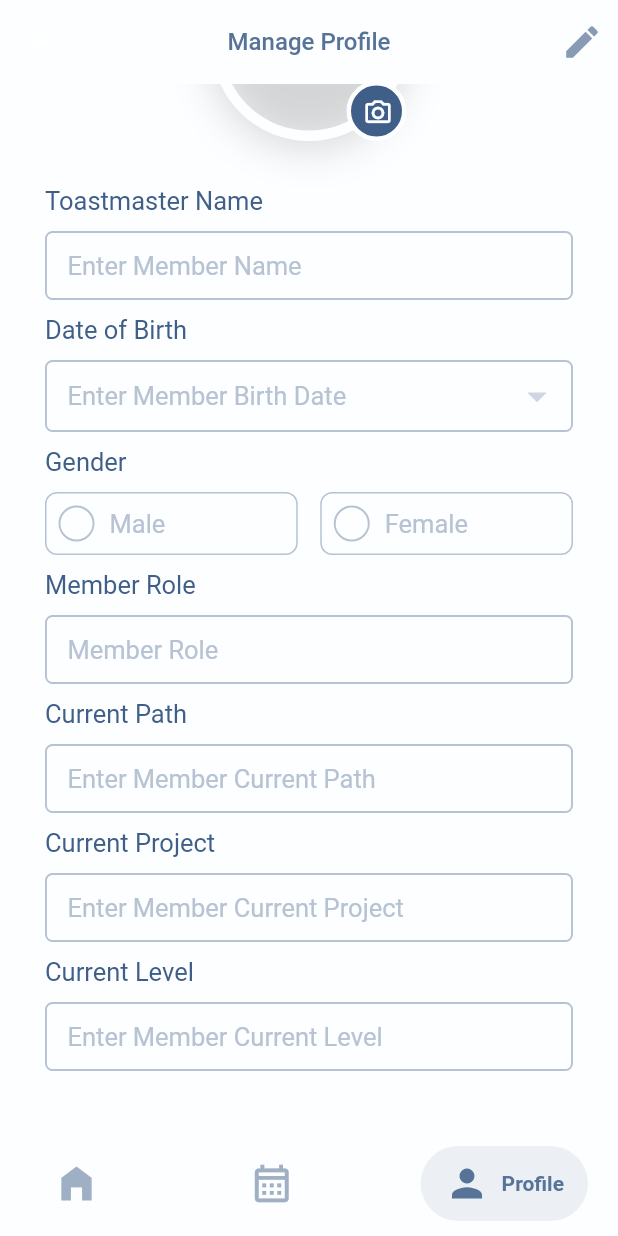
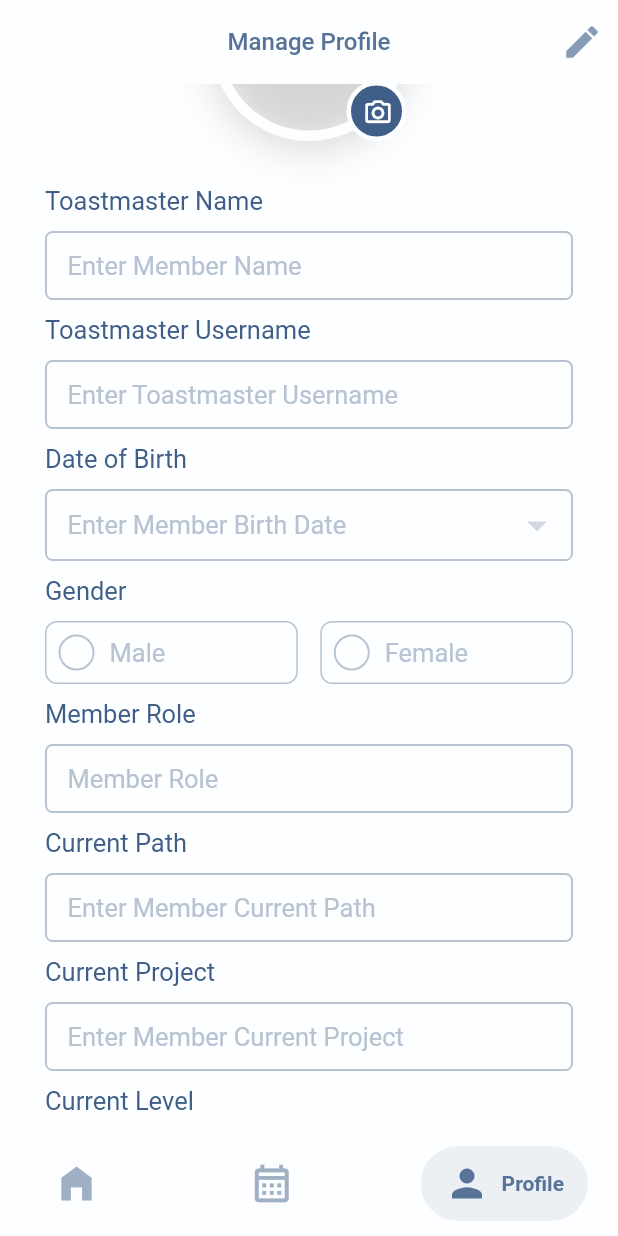
Before and after one commit to HamzehBajbouj/SpeaXPoint, a Flutter app: the ToastmasterProfileManagementScreen screen opened by its route, scrolled down 107 dp, on a phone screen of 412 x 824 dp. Run offline on Flutter 3.47's test engine with Material 2 defaults, Android fonts, the phone set to English and light mode, and no system bars; drawn by our look-alikes of cached_network_image, salomon_bottom_bar; our stand-ins replace auto_route, basic_utils, cloud_firestore, dropdown_button2, firebase_auth, firebase_core and 7 more; accounts and stored records are empty; network calls fail.

Commit message:
adding usernames textfields with its backend

```diff
--- a/speaxpoint/lib/models/toastmaster.dart
+++ b/speaxpoint/lib/models/toastmaster.dart
@@ -12,6 +12,7 @@ class Toastmaster {
   String? memberOfficalRole;
   String? toastmasterImage;
   String? appRole;
+  String? toastmasterUsername;
 
   Toastmaster({
     this.clubId,
@@ -25,6 +26,7 @@ class Toastmaster {
     this.toastmasterBirthDate,
     this.toastmasterImage,
     this.appRole,
+    this.toastmasterUsername,
   });
 
   Toastmaster.fromJson(Map<String, dynamic> toastmasterJson)
@@ -40,6 +42,7 @@ class Toastmaster {
           memberOfficalRole: toastmasterJson['memberOfficalRole'],
           toastmasterImage: toastmasterJson['toastmasterImage'],
           appRole: toastmasterJson['appRole'],
+          toastmasterUsername : toastmasterJson['toastmasterUsername'],
         );
 
   Map<String, dynamic> toJson() => {
@@ -54,5 +57,6 @@ class Toastmaster {
         'memberOfficalRole': memberOfficalRole,
         'toastmasterImage': toastmasterImage,
         'appRole': AppRoles.Toastmaster.name,
+        'toastmasterUsername':toastmasterUsername,
       };
 }
--- a/speaxpoint/lib/services/manage_club_members/manage_club_members_firebase_service.dart
+++ b/speaxpoint/lib/services/manage_club_members/manage_club_members_firebase_service.dart
@@ -58,6 +58,13 @@ class ManageClubMembersFirebaseService extends IManageClubMembersService {
     FirebaseApp app = await Firebase.initializeApp(
         name: 'Secondary', options: Firebase.app().options);
     try {
+      //first check if username is existed or not
+      QuerySnapshot toastmasterUsernameIsTaken = await _toastmasterCollection
+          .where("toastmasterUsername",
+              isEqualTo: toastmaster.toastmasterUsername)
+          .get();
+
+      if (toastmasterUsernameIsTaken.docs.isEmpty) {
         await FirebaseAuth.instanceFor(app: app)
             .createUserWithEmailAndPassword(email: email, password: password)
             .then(
@@ -77,6 +84,15 @@ class ManageClubMembersFirebaseService extends IManageClubMembersService {
             }
           },
         );
+      } else {
+        return Error(
+          Failure(
+              code: "username-is-taken",
+              message: "${toastmaster.toastmasterUsername} username is taken.",
+              location: "ManageClubMembersFirebaseService.registerNewMember"),
+        );
+      }
+
       await app.delete();
       return Success.unit();
     } on FirebaseAuthException catch (e) {
@@ -105,6 +121,12 @@ class ManageClubMembersFirebaseService extends IManageClubMembersService {
           .get();
 
       if (checkUserHasExitedDocument.docs.isNotEmpty) {
+        //check if the updated username is taken or not:
+        QuerySnapshot toastmasterUsernameIsTaken = await _toastmasterCollection
+            .where("toastmasterUsername",
+                isEqualTo: toastmaster.toastmasterUsername)
+            .get();
+        if (toastmasterUsernameIsTaken.docs.isEmpty) {
           //since each user will have only on 1 document always get the first document
           //we only need to update these fields, if we tried to call this method
           //toastmaster.toJson() some the fields will be null (e.g.: clubId), as we are passing the data
@@ -119,8 +141,19 @@ class ManageClubMembersFirebaseService extends IManageClubMembersService {
               'gender': toastmaster.gender,
               'memberOfficalRole': toastmaster.memberOfficalRole,
               'toastmasterImage': toastmaster.toastmasterImage,
+              'toastmasterUsername': toastmaster.toastmasterUsername
             },
           );
+        } else {
+          return Error(
+            Failure(
+                code: "username-is-taken",
+                message:
+                    "${toastmaster.toastmasterUsername} username is taken.",
+                location:
+                    "ManageClubMembersFirebaseService.updateMemberDetails"),
+          );
+        }
       } else {
         return const Error(
           Failure(
--- a/speaxpoint/lib/view_models/club_president_vm/manage_member_account_view_model.dart
+++ b/speaxpoint/lib/view_models/club_president_vm/manage_member_account_view_model.dart
@@ -20,8 +20,6 @@ class ManageMemberAccountViewModel extends BaseViewModel {
   Result<Unit, Failure>? get updateToastmasterDetailsStatus =>
       _updateToastmasterDetailsStatus;
 
-
-
   ManageMemberAccountViewModel(
       this._manageClubMembersService, this._authenticationService);
 
@@ -31,6 +29,7 @@ class ManageMemberAccountViewModel extends BaseViewModel {
     required String password,
     required String toastmasterName,
     required String memberRole,
+    required String toastmasterUsername,
     String? gender,
     String? dataOfBirth,
     String? currentPath,
@@ -51,6 +50,7 @@ class ManageMemberAccountViewModel extends BaseViewModel {
           'toastmasterBirthDate': dataOfBirth,
           'gender': gender,
           'memberOfficalRole': memberRole,
+          'toastmasterUsername': toastmasterUsername
         },
       ),
     );
@@ -74,6 +74,7 @@ class ManageMemberAccountViewModel extends BaseViewModel {
     required String currentProject,
     required String toastmasterId,
     required int currentLevel,
+    required String toastmasterUsername,
   }) async {
     setLoading(true);
     _updateToastmasterDetailsStatus =
@@ -88,6 +89,7 @@ class ManageMemberAccountViewModel extends BaseViewModel {
           'gender': gender,
           'memberOfficalRole': memberRole,
           'toastmasterId': toastmasterId,
+          'toastmasterUsername': toastmasterUsername,
         },
       ),
     );
--- a/speaxpoint/lib/view_models/toastmaster_vm/profile_management_view_model.dart
+++ b/speaxpoint/lib/view_models/toastmaster_vm/profile_management_view_model.dart
@@ -36,6 +36,7 @@ class ProfileManagementViewModel extends BaseViewModel {
     required String currentProject,
     required int currentLevel,
     required String memberRole,
+    required String toastmasterUsername,
   }) async {
     setLoading(true);
     _updateToastmasterDetailsStatus =
@@ -50,6 +51,7 @@ class ProfileManagementViewModel extends BaseViewModel {
           'gender': gender,
           'memberOfficalRole': memberRole,
           'toastmasterId': _authenticationService.userCredential!.user!.uid,
+          'toastmasterUsername': toastmasterUsername,
         },
       ),
     );
--- a/speaxpoint/lib/views/toastmaster_user/profile_management/toastmaster_profile_management_screen.dart
+++ b/speaxpoint/lib/views/toastmaster_user/profile_management/toastmaster_profile_management_screen.dart
@@ -35,6 +35,7 @@ class _ToastmasterProfileManagementScreenState
   final TextEditingController _currentLevel = TextEditingController();
   final TextEditingController _toastmasterName = TextEditingController();
   final TextEditingController _memberRole = TextEditingController();
+  final TextEditingController _toastmasterUsername = TextEditingController();
   Gender _gender = Gender.noCurrentInput;
 
   bool _editDetailsMode = false;
@@ -46,6 +47,8 @@ class _ToastmasterProfileManagementScreenState
     _currentPath.dispose();
     _currentProject.dispose();
     _currentLevel.dispose();
+    _toastmasterUsername.dispose();
+    _toastmasterName.dispose();
   }
 
   @override
@@ -70,6 +73,7 @@ class _ToastmasterProfileManagementScreenState
             _currentPath.text = success.currentPath!;
             _currentProject.text = success.currentProject!;
             _currentLevel.text = success.currentLevel!.toString();
+            _toastmasterUsername.text = success.toastmasterUsername!;
           },
           (error) {
             ScaffoldMessenger.of(context).showSnackBar(
@@ -117,6 +121,7 @@ class _ToastmasterProfileManagementScreenState
                           currentPath: _currentPath.text,
                           currentProject: _currentProject.text,
                           memberRole: _memberRole.text,
+                          toastmasterUsername: _toastmasterUsername.text,
                           currentLevel: _currentLevel.text.isEmpty
                               ? 0
                               : int.parse(_currentLevel.text),
@@ -132,17 +137,16 @@ class _ToastmasterProfileManagementScreenState
                                     text: const Text(
                                       "You have Successfully updated your details",
                                       style: TextStyle(
-                                            fontFamily:
-                                                CommonUIProperties.fontType,
+                                        fontFamily: CommonUIProperties.fontType,
                                         fontSize: 16,
                                         fontWeight: FontWeight.w500,
                                         color: Color(AppMainColors.p90),
                                       ),
                                     ),
                                     color: const Color.fromARGB(
-                                            255, 103, 187, 106)));
-
-                                context.popRoute();
+                                        255, 103, 187, 106),
+                                  ),
+                                );
                               },
                               (error) {
                                 ScaffoldMessenger.of(context).showSnackBar(
@@ -298,7 +302,30 @@ class _ToastmasterProfileManagementScreenState
                         controller: _toastmasterName,
                         hintText: "Enter Member Name",
                         isRequired: _editDetailsMode,
-                          readOnly: !_editDetailsMode),
+                        readOnly: !_editDetailsMode,
+                      ),
+                      const SizedBox(
+                        height: 10,
+                      ),
+                      const Text(
+                        "Toastmaster Username",
+                        style: TextStyle(
+                          fontFamily: CommonUIProperties.fontType,
+                          fontSize: 17,
+                          fontWeight: FontWeight.normal,
+                          color: Color(AppMainColors.p80),
+                        ),
+                      ),
+                      const SizedBox(
+                        height: 10,
+                      ),
+                      text_field.outlineTextField(
+                        keyboardType: TextInputType.text,
+                        controller: _toastmasterUsername,
+                        hintText: "Enter Toastmaster Username",
+                        isRequired: _editDetailsMode,
+                        readOnly: !_editDetailsMode,
+                      ),
                       const SizedBox(
                         height: 10,
                       ),
```
Also changed, not shown: speaxpoint/lib/views/club_president_user/club_member_management/manage_member_account_screen.dart (+36 -4 lines). Lines whose indentation alone changed are shown as unchanged.
